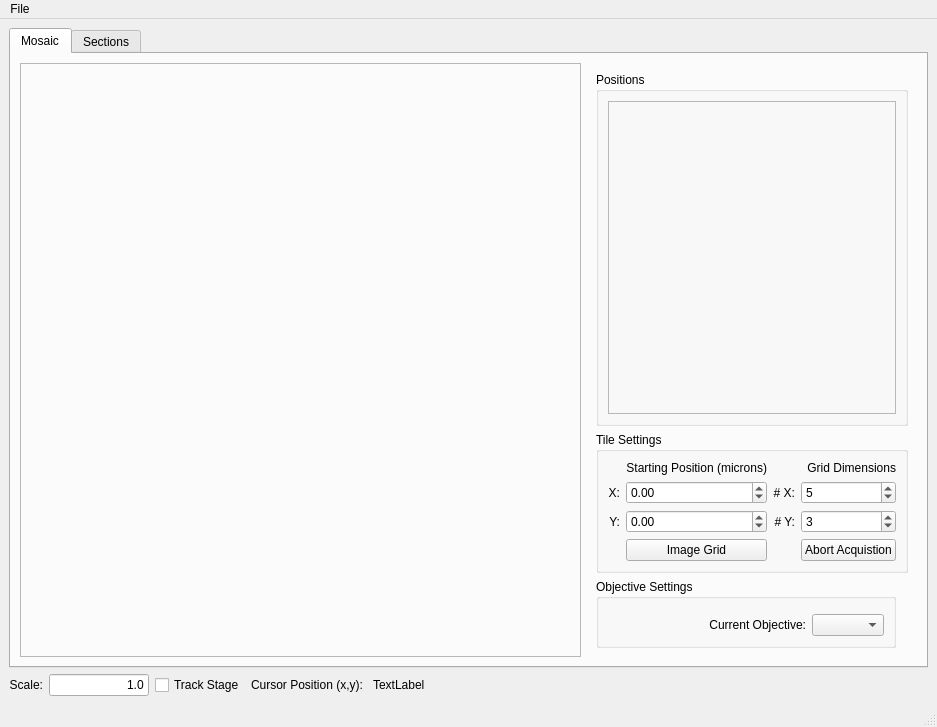
Old version of the form steve/qtdesigner/steve.ui in the repository ZhuangLab/storm-control.
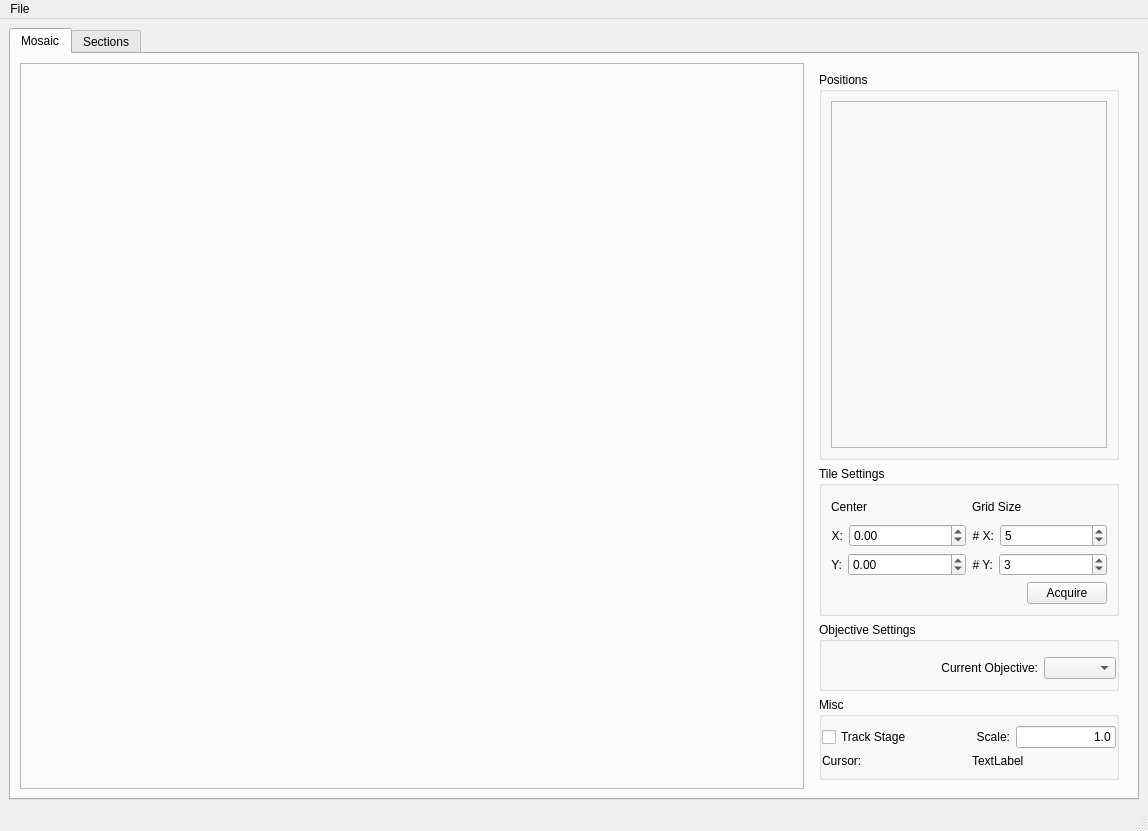
New version of the form.

The edit to the form file:
```diff
--- a/steve/qtdesigner/steve.ui
+++ b/steve/qtdesigner/steve.ui
@@ -6,16 +6,16 @@
    <rect>
     <x>0</x>
     <y>0</y>
-    <width>937</width>
-    <height>727</height>
+    <width>1148</width>
+    <height>831</height>
    </rect>
   </property>
   <property name="windowTitle">
    <string>Steve</string>
   </property>
   <widget class="QWidget" name="centralwidget">
-   <layout class="QVBoxLayout" name="verticalLayout">
-    <item>
+   <layout class="QGridLayout" name="gridLayout_2">
+    <item row="0" column="0">
      <widget class="QTabWidget" name="tabWidget">
       <property name="currentIndex">
        <number>0</number>
@@ -97,139 +97,213 @@
             <widget class="QGroupBox" name="groupBox">
              <property name="minimumSize">
               <size>
-               <width>0</width>
-               <height>100</height>
+               <width>300</width>
+               <height>150</height>
+              </size>
+             </property>
+             <property name="maximumSize">
+              <size>
+               <width>300</width>
+               <height>300</height>
               </size>
              </property>
              <property name="title">
               <string>Tile Settings</string>
              </property>
-             <layout class="QGridLayout" name="gridLayout_2">
-              <item row="4" column="3">
-               <widget class="QPushButton" name="abortButton">
-                <property name="text">
-                 <string>Abort Acquistion</string>
-                </property>
-               </widget>
+             <layout class="QVBoxLayout" name="verticalLayout_8">
+              <item>
+               <layout class="QHBoxLayout" name="horizontalLayout_8">
+                <item>
+                 <layout class="QVBoxLayout" name="verticalLayout_3">
+                  <item>
+                   <widget class="QLabel" name="startingPositionLabel">
+                    <property name="font">
+                     <font>
+                      <weight>50</weight>
+                      <bold>false</bold>
+                     </font>
+                    </property>
+                    <property name="text">
+                     <string>Center</string>
+                    </property>
+                    <property name="alignment">
+                     <set>Qt::AlignLeading|Qt::AlignLeft|Qt::AlignVCenter</set>
+                    </property>
+                   </widget>
+                  </item>
+                  <item>
+                   <layout class="QHBoxLayout" name="horizontalLayout_4">
+                    <item>
+                     <widget class="QLabel" name="xPosLabel">
+                      <property name="text">
+                       <string>X:</string>
+                      </property>
+                      <property name="alignment">
+                       <set>Qt::AlignRight|Qt::AlignTrailing|Qt::AlignVCenter</set>
+                      </property>
+                     </widget>
+                    </item>
+                    <item>
+                     <widget class="QDoubleSpinBox" name="xStartPosSpinBox">
+                      <property name="sizePolicy">
+                       <sizepolicy hsizetype="MinimumExpanding" vsizetype="Preferred">
+                        <horstretch>0</horstretch>
+                        <verstretch>0</verstretch>
+                       </sizepolicy>
+                      </property>
+                      <property name="minimum">
+                       <double>-50000.000000000000000</double>
+                      </property>
+                      <property name="maximum">
+                       <double>50000.000000000000000</double>
+                      </property>
+                     </widget>
+                    </item>
+                   </layout>
+                  </item>
+                  <item>
+                   <layout class="QHBoxLayout" name="horizontalLayout_6">
+                    <item>
+                     <widget class="QLabel" name="yPosLabel">
+                      <property name="text">
+                       <string>Y:</string>
+                      </property>
+                      <property name="alignment">
+                       <set>Qt::AlignRight|Qt::AlignTrailing|Qt::AlignVCenter</set>
+                      </property>
+                     </widget>
+                    </item>
+                    <item>
+                     <widget class="QDoubleSpinBox" name="yStartPosSpinBox">
+                      <property name="sizePolicy">
+                       <sizepolicy hsizetype="MinimumExpanding" vsizetype="Fixed">
+                        <horstretch>0</horstretch>
+                        <verstretch>0</verstretch>
+                       </sizepolicy>
+                      </property>
+                      <property name="minimum">
+                       <double>-50000.000000000000000</double>
+                      </property>
+                      <property name="maximum">
+                       <double>500000.000000000000000</double>
+                      </property>
+                     </widget>
+                    </item>
+                   </layout>
+                  </item>
+                 </layout>
+                </item>
+                <item>
+                 <layout class="QVBoxLayout" name="verticalLayout_7">
+                  <item>
+                   <widget class="QLabel" name="gridDimLabel">
+                    <property name="font">
+                     <font>
+                      <weight>50</weight>
+                      <bold>false</bold>
+                     </font>
+                    </property>
+                    <property name="text">
+                     <string>Grid Size</string>
+                    </property>
+                    <property name="alignment">
+                     <set>Qt::AlignLeading|Qt::AlignLeft|Qt::AlignVCenter</set>
+                    </property>
+                   </widget>
+                  </item>
+                  <item>
+                   <layout class="QHBoxLayout" name="horizontalLayout_5">
+                    <item>
+                     <widget class="QLabel" name="numXLabel">
+                      <property name="text">
+                       <string># X:</string>
+                      </property>
+                      <property name="alignment">
+                       <set>Qt::AlignRight|Qt::AlignTrailing|Qt::AlignVCenter</set>
+                      </property>
+                     </widget>
+                    </item>
+                    <item>
+                     <widget class="QSpinBox" name="xSpinBox">
+                      <property name="sizePolicy">
+                       <sizepolicy hsizetype="MinimumExpanding" vsizetype="Fixed">
+                        <horstretch>0</horstretch>
+                        <verstretch>0</verstretch>
+                       </sizepolicy>
+                      </property>
+                      <property name="minimum">
+                       <number>1</number>
+                      </property>
+                      <property name="value">
+                       <number>5</number>
+                      </property>
+                     </widget>
+                    </item>
+                   </layout>
+                  </item>
+                  <item>
+                   <layout class="QHBoxLayout" name="horizontalLayout_7">
+                    <item>
+                     <widget class="QLabel" name="numYLabel">
+                      <property name="text">
+                       <string># Y:</string>
+                      </property>
+                      <property name="alignment">
+                       <set>Qt::AlignRight|Qt::AlignTrailing|Qt::AlignVCenter</set>
+                      </property>
+                     </widget>
+                    </item>
+                    <item>
+                     <widget class="QSpinBox" name="ySpinBox">
+                      <property name="sizePolicy">
+                       <sizepolicy hsizetype="MinimumExpanding" vsizetype="Fixed">
+                        <horstretch>0</horstretch>
+                        <verstretch>0</verstretch>
+                       </sizepolicy>
+                      </property>
+                      <property name="minimum">
+                       <number>1</number>
+                      </property>
+                      <property name="value">
+                       <number>3</number>
+                      </property>
+                     </widget>
+                    </item>
+                   </layout>
+                  </item>
+                 </layout>
+                </item>
+               </layout>
               </item>
-              <item row="0" column="3">
-               <widget class="QLabel" name="gridDimLabel">
-                <property name="font">
-                 <font>
-                  <weight>50</weight>
-                  <bold>false</bold>
-                 </font>
-                </property>
-                <property name="text">
-                 <string>Grid Dimensions</string>
-                </property>
-                <property name="alignment">
-                 <set>Qt::AlignRight|Qt::AlignTrailing|Qt::AlignVCenter</set>
-                </property>
-               </widget>
-              </item>
-              <item row="0" column="1">
-               <widget class="QLabel" name="startingPositionLabel">
-                <property name="font">
-                 <font>
-                  <weight>50</weight>
-                  <bold>false</bold>
-                 </font>
-                </property>
-                <property name="text">
-                 <string>Starting Position (microns)</string>
-                </property>
-                <property name="alignment">
-                 <set>Qt::AlignRight|Qt::AlignTrailing|Qt::AlignVCenter</set>
-                </property>
-               </widget>
-              </item>
-              <item row="3" column="3">
-               <widget class="QSpinBox" name="ySpinBox">
-                <property name="minimum">
-                 <number>1</number>
-                </property>
-                <property name="value">
-                 <number>3</number>
-                </property>
-               </widget>
-              </item>
-              <item row="1" column="3">
-               <widget class="QSpinBox" name="xSpinBox">
-                <property name="minimum">
-                 <number>1</number>
-                </property>
-                <property name="value">
-                 <number>5</number>
-                </property>
-               </widget>
-              </item>
-              <item row="3" column="2">
-               <widget class="QLabel" name="numYLabel">
-                <property name="text">
-                 <string># Y:</string>
-                </property>
-                <property name="alignment">
-                 <set>Qt::AlignRight|Qt::AlignTrailing|Qt::AlignVCenter</set>
-                </property>
-               </widget>
-              </item>
-              <item row="3" column="1">
-               <widget class="QDoubleSpinBox" name="yStartPosSpinBox">
-                <property name="minimum">
-                 <double>-50000.000000000000000</double>
-                </property>
-                <property name="maximum">
-                 <double>500000.000000000000000</double>
-                </property>
-               </widget>
-              </item>
-              <item row="1" column="0">
-               <widget class="QLabel" name="xPosLabel">
-                <property name="text">
-                 <string>X:</string>
-                </property>
-                <property name="alignment">
-                 <set>Qt::AlignRight|Qt::AlignTrailing|Qt::AlignVCenter</set>
-                </property>
-               </widget>
-              </item>
-              <item row="1" column="2">
-               <widget class="QLabel" name="numXLabel">
-                <property name="text">
-                 <string># X:</string>
-                </property>
-                <property name="alignment">
-                 <set>Qt::AlignRight|Qt::AlignTrailing|Qt::AlignVCenter</set>
-                </property>
-               </widget>
-              </item>
-              <item row="1" column="1">
-               <widget class="QDoubleSpinBox" name="xStartPosSpinBox">
-                <property name="minimum">
-                 <double>-50000.000000000000000</double>
-                </property>
-                <property name="maximum">
-                 <double>50000.000000000000000</double>
-                </property>
-               </widget>
-              </item>
-              <item row="3" column="0">
-               <widget class="QLabel" name="yPosLabel">
-                <property name="text">
-                 <string>Y:</string>
-                </property>
-                <property name="alignment">
-                 <set>Qt::AlignRight|Qt::AlignTrailing|Qt::AlignVCenter</set>
-                </property>
-               </widget>
-              </item>
-              <item row="4" column="1">
-               <widget class="QPushButton" name="imageGridButton">
-                <property name="text">
-                 <string>Image Grid</string>
-                </property>
-               </widget>
+              <item>
+               <layout class="QHBoxLayout" name="horizontalLayout_10">
+                <item>
+                 <spacer name="horizontalSpacer_2">
+                  <property name="orientation">
+                   <enum>Qt::Horizontal</enum>
+                  </property>
+                  <property name="sizeHint" stdset="0">
+                   <size>
+                    <width>40</width>
+                    <height>20</height>
+                   </size>
+                  </property>
+                 </spacer>
+                </item>
+                <item>
+                 <widget class="QPushButton" name="imageGridButton">
+                  <property name="maximumSize">
+                   <size>
+                    <width>150</width>
+                    <height>16777215</height>
+                   </size>
+                  </property>
+                  <property name="text">
+                   <string>Acquire</string>
+                  </property>
+                 </widget>
+                </item>
+               </layout>
               </item>
              </layout>
             </widget>
@@ -252,6 +326,15 @@
               <string>Objective Settings</string>
              </property>
              <layout class="QGridLayout" name="gridLayout_4">
+              <property name="leftMargin">
+               <number>0</number>
+              </property>
+              <property name="topMargin">
+               <number>9</number>
+              </property>
+              <property name="rightMargin">
+               <number>0</number>
+              </property>
               <item row="0" column="1" colspan="2">
                <widget class="QFrame" name="objectivesFrame">
                 <property name="frameShape">
@@ -304,6 +387,106 @@
              </layout>
             </widget>
            </item>
+           <item>
+            <widget class="QGroupBox" name="groupBox_2">
+             <property name="minimumSize">
+              <size>
+               <width>0</width>
+               <height>20</height>
+              </size>
+             </property>
+             <property name="title">
+              <string>Misc</string>
+             </property>
+             <layout class="QVBoxLayout" name="verticalLayout">
+              <property name="leftMargin">
+               <number>0</number>
+              </property>
+              <property name="rightMargin">
+               <number>0</number>
+              </property>
+              <item>
+               <layout class="QHBoxLayout" name="horizontalLayout">
+                <item>
+                 <widget class="QCheckBox" name="trackStageCheckBox">
+                  <property name="text">
+                   <string>Track Stage</string>
+                  </property>
+                 </widget>
+                </item>
+                <item>
+                 <widget class="QLabel" name="scaleLabel">
+                  <property name="text">
+                   <string>Scale:</string>
+                  </property>
+                  <property name="alignment">
+                   <set>Qt::AlignRight|Qt::AlignTrailing|Qt::AlignVCenter</set>
+                  </property>
+                 </widget>
+                </item>
+                <item>
+                 <widget class="QLineEdit" name="scaleLineEdit">
+                  <property name="sizePolicy">
+                   <sizepolicy hsizetype="Preferred" vsizetype="Fixed">
+                    <horstretch>0</horstretch>
+                    <verstretch>0</verstretch>
+                   </sizepolicy>
+                  </property>
+                  <property name="maximumSize">
+                   <size>
+                    <width>100</width>
+                    <height>16777215</height>
+                   </size>
+                  </property>
+                  <property name="text">
+                   <string>1.0</string>
+                  </property>
+                  <property name="alignment">
+                   <set>Qt::AlignRight|Qt::AlignTrailing|Qt::AlignVCenter</set>
+                  </property>
+                 </widget>
+                </item>
+               </layout>
+              </item>
+              <item>
+               <layout class="QHBoxLayout" name="horizontalLayout_9">
+                <item>
+                 <widget class="QLabel" name="cursorPosition">
+                  <property name="sizePolicy">
+                   <sizepolicy hsizetype="Preferred" vsizetype="Fixed">
+                    <horstretch>0</horstretch>
+                    <verstretch>0</verstretch>
+                   </sizepolicy>
+                  </property>
+                  <property name="text">
+                   <string>Cursor:</string>
+                  </property>
+                  <property name="alignment">
+                   <set>Qt::AlignLeading|Qt::AlignLeft|Qt::AlignVCenter</set>
+                  </property>
+                 </widget>
+                </item>
+                <item>
+                 <widget class="QLabel" name="mosaicLabel">
+                  <property name="sizePolicy">
+                   <sizepolicy hsizetype="Preferred" vsizetype="Fixed">
+                    <horstretch>0</horstretch>
+                    <verstretch>0</verstretch>
+                   </sizepolicy>
+                  </property>
+                  <property name="text">
+                   <string>TextLabel</string>
+                  </property>
+                  <property name="alignment">
+                   <set>Qt::AlignLeading|Qt::AlignLeft|Qt::AlignVCenter</set>
+                  </property>
+                 </widget>
+                </item>
+               </layout>
+              </item>
+             </layout>
+            </widget>
+           </item>
           </layout>
          </widget>
         </item>
@@ -481,88 +664,6 @@
       </widget>
      </widget>
     </item>
-    <item>
-     <layout class="QHBoxLayout" name="horizontalLayout">
-      <item>
-       <widget class="QLabel" name="scaleLabel">
-        <property name="text">
-         <string>Scale:</string>
-        </property>
-        <property name="alignment">
-         <set>Qt::AlignRight|Qt::AlignTrailing|Qt::AlignVCenter</set>
-        </property>
-       </widget>
-      </item>
-      <item>
-       <widget class="QLineEdit" name="scaleLineEdit">
-        <property name="sizePolicy">
-         <sizepolicy hsizetype="Preferred" vsizetype="Fixed">
-          <horstretch>0</horstretch>
-          <verstretch>0</verstretch>
-         </sizepolicy>
-        </property>
-        <property name="maximumSize">
-         <size>
-          <width>100</width>
-          <height>16777215</height>
-         </size>
-        </property>
-        <property name="text">
-         <string>1.0</string>
-        </property>
-        <property name="alignment">
-         <set>Qt::AlignRight|Qt::AlignTrailing|Qt::AlignVCenter</set>
-        </property>
-       </widget>
-      </item>
-      <item>
-       <widget class="QCheckBox" name="trackStageCheckBox">
-        <property name="text">
-         <string>Track Stage</string>
-        </property>
-       </widget>
-      </item>
-      <item>
-       <widget class="QLabel" name="cursorPosition">
-        <property name="sizePolicy">
-         <sizepolicy hsizetype="Preferred" vsizetype="Fixed">
-          <horstretch>0</horstretch>
-          <verstretch>0</verstretch>
-         </sizepolicy>
-        </property>
-        <property name="text">
-         <string>Cursor Position (x,y): </string>
-        </property>
-       </widget>
-      </item>
-      <item>
-       <widget class="QLabel" name="mosaicLabel">
-        <property name="sizePolicy">
-         <sizepolicy hsizetype="Preferred" vsizetype="Fixed">
-          <horstretch>0</horstretch>
-          <verstretch>0</verstretch>
-         </sizepolicy>
-        </property>
-        <property name="text">
-         <string>TextLabel</string>
-        </property>
-       </widget>
-      </item>
-      <item>
-       <spacer name="horizontalSpacer_3">
-        <property name="orientation">
-         <enum>Qt::Horizontal</enum>
-        </property>
-        <property name="sizeHint" stdset="0">
-         <size>
-          <width>40</width>
-          <height>20</height>
-         </size>
-        </property>
-       </spacer>
-      </item>
-     </layout>
-    </item>
    </layout>
   </widget>
   <widget class="QMenuBar" name="menubar">
@@ -570,8 +671,8 @@
     <rect>
      <x>0</x>
      <y>0</y>
-     <width>937</width>
-     <height>21</height>
+     <width>1148</width>
+     <height>25</height>
     </rect>
    </property>
    <widget class="QMenu" name="menuFile">
```
Left out of the diff: 12 changed lines with no effect on the pictures.
